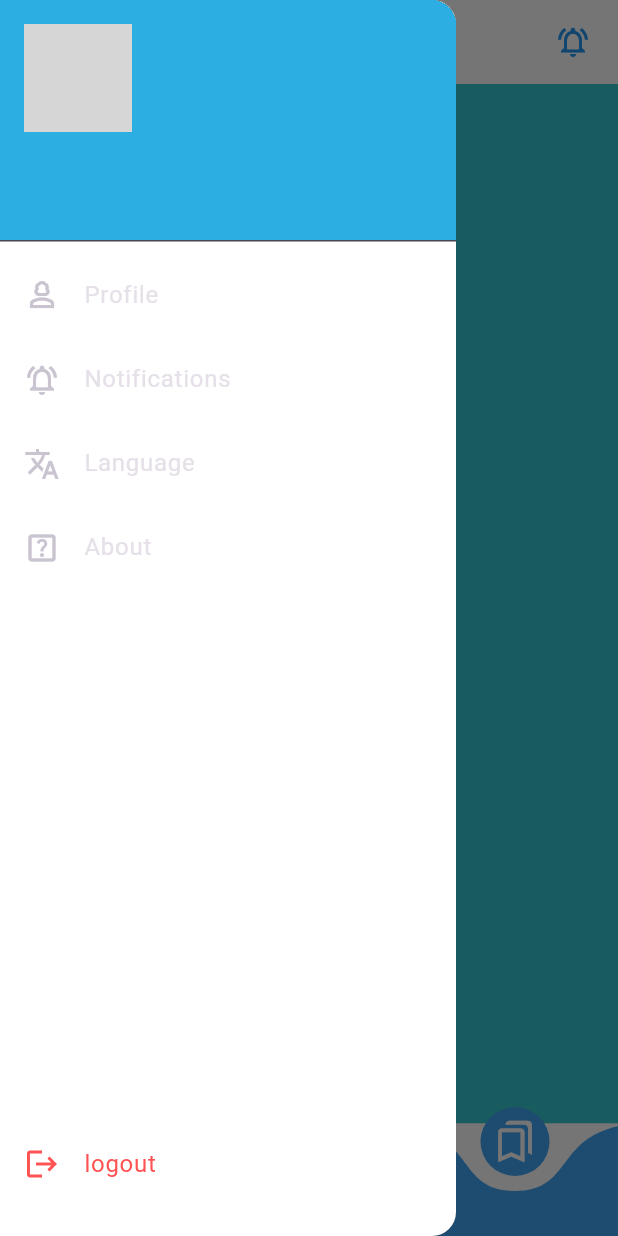
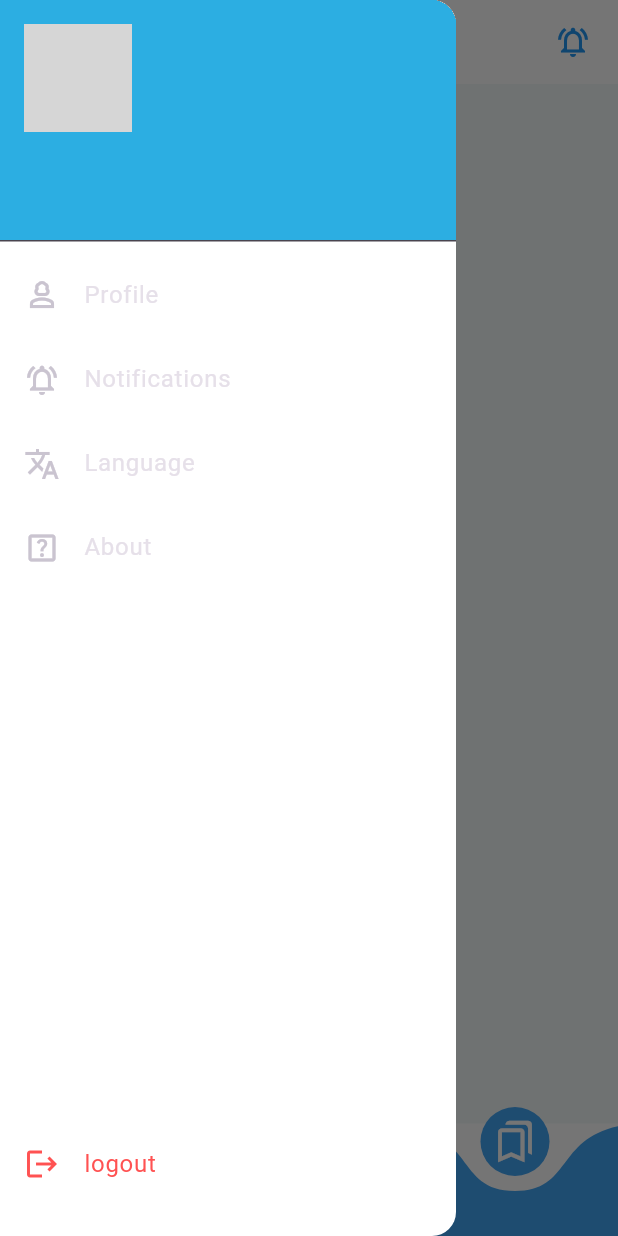
Before and after one commit to KareemEzzat91/job_Scout, a Flutter app: the screen it shows once a user with an empty profile is signed in, item 3 of the bottom bar chosen, with the side drawer open, on a phone screen of 412 x 824 dp. Run offline on Flutter 3.47's test engine with Material 3 defaults, Android fonts, the phone set to English and light mode, and no system bars; drawn by our look-alikes of curved_navigation_bar; our stand-ins replace bloc, cached_network_image, carousel_slider, chips_choice_null_safety, dio, firebase_auth and 10 more; missing offline and left inert: flutter_facebook_auth, searchable_listview; accounts and stored records are empty; network calls fail; grey boxes are pictures that could not be loaded.

Commit message:
savedddddd

```diff
--- a/lib/HomeScreen/SavedScreen/SavedScreen.dart
+++ b/lib/HomeScreen/SavedScreen/SavedScreen.dart
@@ -7,15 +7,14 @@ import 'package:google_sign_in/google_sign_in.dart';
 import 'package:jobscout/HomeScreen/Maincubit/main_cubit.dart';
 import 'package:jobscout/kconstnt/constants.dart';
 
-
 class Savedscreen extends StatelessWidget {
   const Savedscreen({super.key});
 
   @override
   Widget build(BuildContext context) {
   return Scaffold(
-    backgroundColor: kPrimaryColor,
-    body: Center(child: Text("Saved Screen"),),
+
+    body: Container(alignment: Alignment.topCenter, padding: EdgeInsets.only(top: 10),child: Text("Saved Jobs",style: TextStyle(fontWeight: FontWeight.bold,fontSize: 20),)),
 
   );
   }
```
